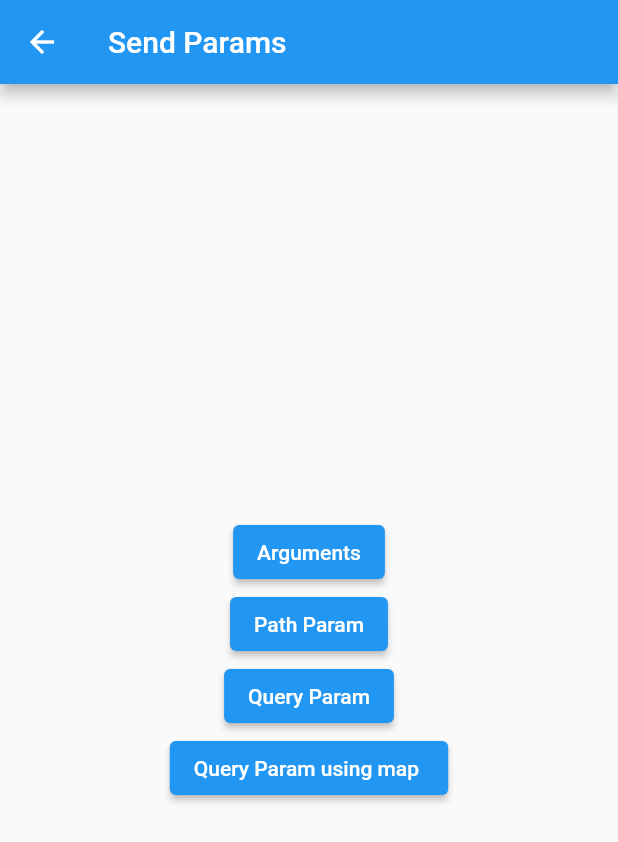
After one commit to GabrielcDonato/get_named_routes, a Flutter app: the screen it shows after launch, after a tap on "Send params", on a phone screen of 412 x 824 dp. The commit adds this screen. Shown: the top 842 px of the screen. Run offline on Flutter 3.47's test engine with Material 2 defaults, Android fonts, the phone set to English and light mode, and no system bars; our stand-ins replace get.

Commit message:
send parameters in named routes using get

```diff
--- a/lib/main.dart
+++ b/lib/main.dart
@@ -2,6 +2,10 @@ import 'package:flutter/material.dart';
 import 'package:get/get.dart';
 import 'package:named_routes/pages/inicial/inicial_page1.dart';
 import 'package:named_routes/pages/route_not_found/route_not_found_page.dart';
+import 'package:named_routes/pages/send_parameters/arguments_param_page.dart';
+import 'package:named_routes/pages/send_parameters/path_param_page.dart';
+import 'package:named_routes/pages/send_parameters/query_param_page.dart';
+import 'package:named_routes/pages/send_parameters/send_params_home_page.dart';
 
 import 'pages/home_page.dart';
 
@@ -40,6 +44,24 @@ class MyApp extends StatelessWidget {
           name: "/inicial/page1",
           page: () => const InicialPage1(),
         ),
+        GetPage(
+          name: "/sendParams",
+          page: () => const SendParamsHomePage(),
+          children: [
+            GetPage(
+              name: "/arguments",
+              page: () => const ArgumentsParamPage(),
+            ),
+            GetPage(
+              name: "/pathParam/:name/jornadaGetX",
+              page: () => const PathParamPage(),
+            ),
+            GetPage(
+              name: "/queryParam",
+              page: () => const QueryParamPage(),
+            ),
+          ],
+        ),
       ],
     );
   }
--- a/lib/pages/home_page.dart
+++ b/lib/pages/home_page.dart
@@ -25,7 +25,13 @@ class HomePage extends StatelessWidget {
                 Get.toNamed("/pagedontexist");
               },
               child: const Text("page not exist"),
-            )
+            ),
+            ElevatedButton(
+              onPressed: () {
+                Get.toNamed("/sendParams");
+              },
+              child: const Text("Send params"),
+            ),
           ],
         ),
       ),
--- /dev/null
+++ b/lib/pages/send_parameters/arguments_param_page.dart
@@ -0,0 +1,28 @@
+import 'package:flutter/material.dart';
+import 'package:get/get.dart';
+
+class ArgumentsParamPage extends StatelessWidget {
+  const ArgumentsParamPage({Key? key}) : super(key: key);
+
+  @override
+  Widget build(BuildContext context) {
+    Map<String, String> arguments = Get.arguments;
+    return Scaffold(
+      appBar: AppBar(
+        title: const Text('Arguments'),
+      ),
+      body: Center(
+        child: Column(
+          children: [
+            Text(
+              arguments["curso"] ?? "Curso não encontrado",
+            ),
+            Text(
+              arguments["name"] ?? " Nome não encontrado",
+            ),
+          ],
+        ),
+      ),
+    );
+  }
+}
--- /dev/null
+++ b/lib/pages/send_parameters/send_params_home_page.dart
@@ -0,0 +1,70 @@
+import 'package:flutter/material.dart';
+import 'package:get/get.dart';
+
+class SendParamsHomePage extends StatelessWidget {
+  const SendParamsHomePage({Key? key}) : super(key: key);
+
+  @override
+  Widget build(BuildContext context) {
+    return Scaffold(
+      appBar: AppBar(
+        title: const Text('Send Params'),
+      ),
+      body: Center(
+        child: Column(
+          mainAxisAlignment: MainAxisAlignment.center,
+          children: [
+            ElevatedButton(
+              onPressed: () {
+                Get.toNamed(
+                  "/sendParams/arguments",
+                  arguments: {
+                    "curso": "jornada getx",
+                    "name": "Gabriel Donato"
+                  },
+                );
+              },
+              child: const Text("Arguments"),
+            ),
+            ElevatedButton(
+              onPressed: () {
+                final param = Uri.encodeFull("Gabriel Donato");
+                Get.toNamed(
+                    "/sendParams/pathParam/$param/jornadaGetX"); // para colocar o espaço
+                // Get.toNamed("/sendParams/pathParam/GabrielDonato/jornadaGetX");
+                // Get.toNamed("/sendParams/pathParam/Gabriel Donato/jornadaGetX"); não aceita espaço
+              },
+              child: const Text("Path Param"),
+              //São os parametros obrigatorios
+            ),
+            ElevatedButton(
+              onPressed: () {
+                Get.toNamed(
+                    "/sendParams/queryParam?nome=Gabriel Donato&id=1&curso=jornada getx&idade=19");
+                //São os parametros opcionais
+                //o primeiro vem com o ? e dps todos com o E Comercial.
+              },
+              child: const Text("Query Param"),
+            ),
+            //tambem posso fazer dessa forma
+            ElevatedButton(
+              onPressed: () {
+                Get.toNamed(
+                  "/sendParams/queryParam",
+                  parameters: {
+                    "nome": "Gabriel Donato",
+                    "id": "1",
+                    "curso": "Jornada getx",
+                  },
+                );
+                //São os parametros opcionais
+                //o primeiro vem com o ? e dps todos com o E Comercial.
+              },
+              child: const Text("Query Param using map "),
+            ),
+          ],
+        ),
+      ),
+    );
+  }
+}
```
Also changed, not shown: lib/pages/send_parameters/path_param_page.dart (added, +17 -0 lines), lib/pages/send_parameters/query_param_page.dart (added, +25 -0 lines).
